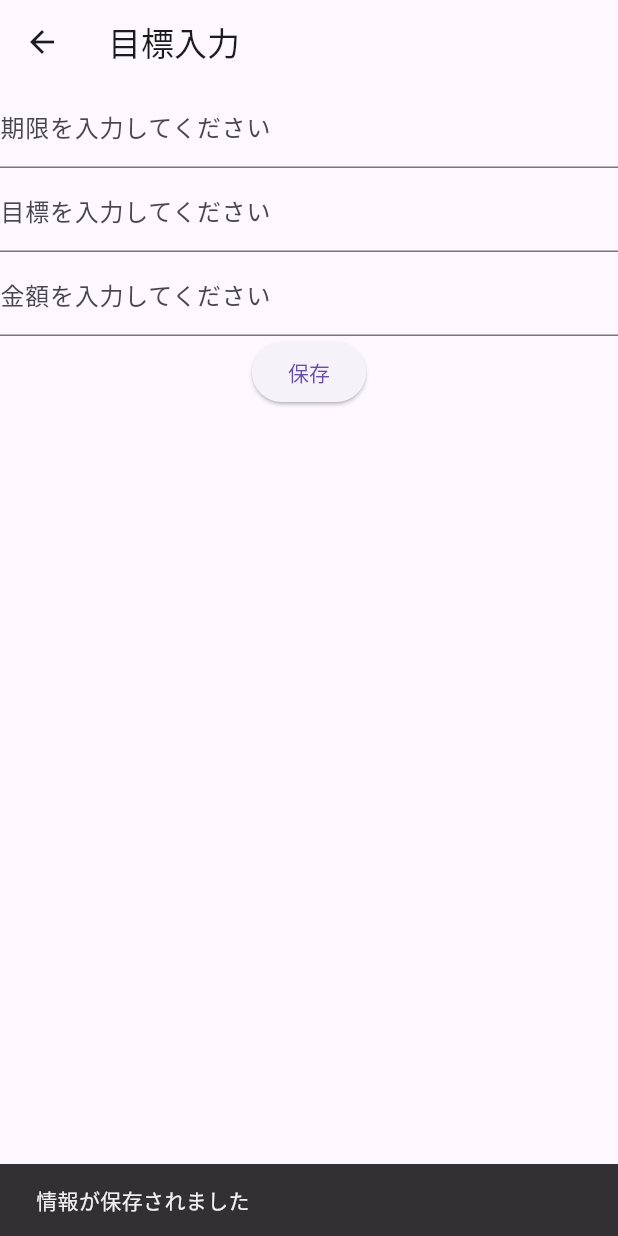
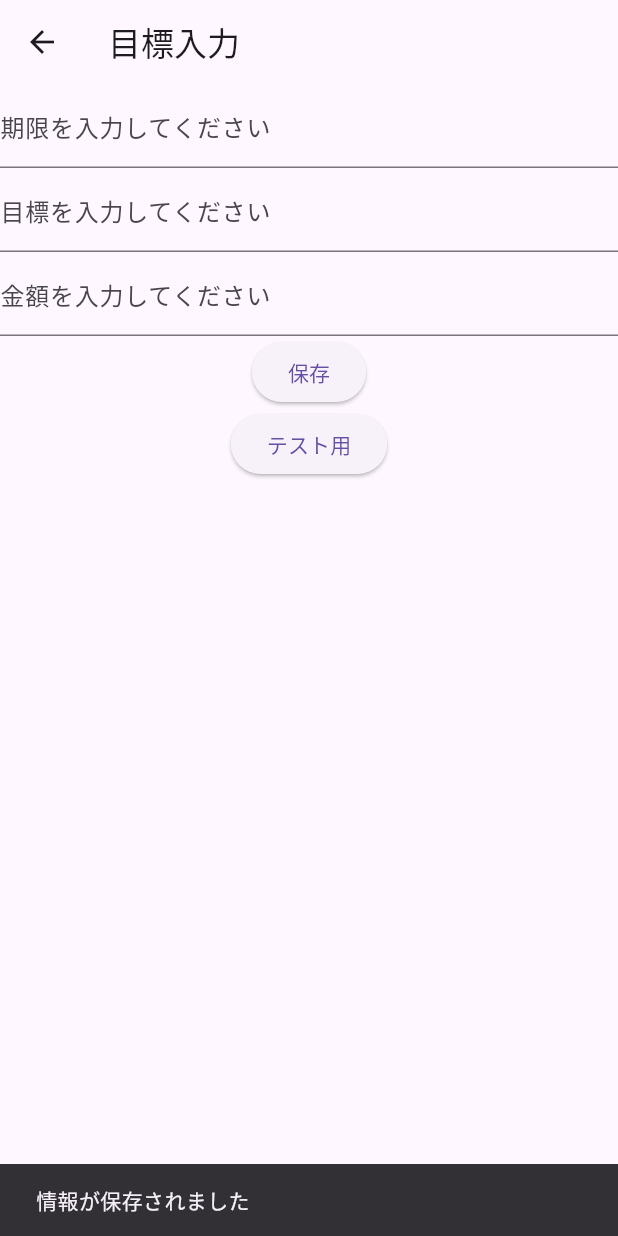
Before and after one commit to ironmax123/delusion_deposit, a Flutter app: the TargetInput screen opened directly, after a tap on "保存", on a phone screen of 412 x 824 dp. Run offline on Flutter 3.47's test engine with Material 3 defaults, Android fonts, the phone set to English and light mode, and no system bars; our stand-ins replace flutter_hooks, shared_preferences; accounts and stored records are empty.

Commit message:
バグの修正

```diff
--- a/lib/pages/target-input/target_input.dart
+++ b/lib/pages/target-input/target_input.dart
@@ -1,4 +1,5 @@
 import 'dart:convert';
+import 'package:delusion_deposit/test/test_target.dart';
 import 'package:flutter/material.dart';
 import 'package:flutter_hooks/flutter_hooks.dart';
 import 'package:shared_preferences/shared_preferences.dart';
@@ -17,7 +18,7 @@ class TargetInput extends HookWidget {
       final prefs = await SharedPreferences.getInstance();
 
       // 既存の保存データを取得してリストに変換
-      String? savedData = prefs.getString('saved_courses');
+      String? savedData = prefs.getString('saved_data');
       List<dynamic> courses = savedData != null ? jsonDecode(savedData) : [];
 
       // 新しいデータを作成
@@ -40,6 +41,7 @@ class TargetInput extends HookWidget {
     Future<void> deleteAllData() async {
       final prefs = await SharedPreferences.getInstance();
       await prefs.remove('saved_data');
+      await prefs.remove('saved_out');
       debugPrint('全データが削除されました');
     }
 
@@ -76,6 +78,16 @@ class TargetInput extends HookWidget {
             },
             child: const Text('保存'),
           ),
+          ElevatedButton(
+              onPressed: () {
+                Navigator.push(
+                  context,
+                  MaterialPageRoute(
+                    builder: (context) => TestTarget(),
+                  ),
+                );
+              },
+              child: const Text('テスト用'))
         ],
       ),
     );
```
